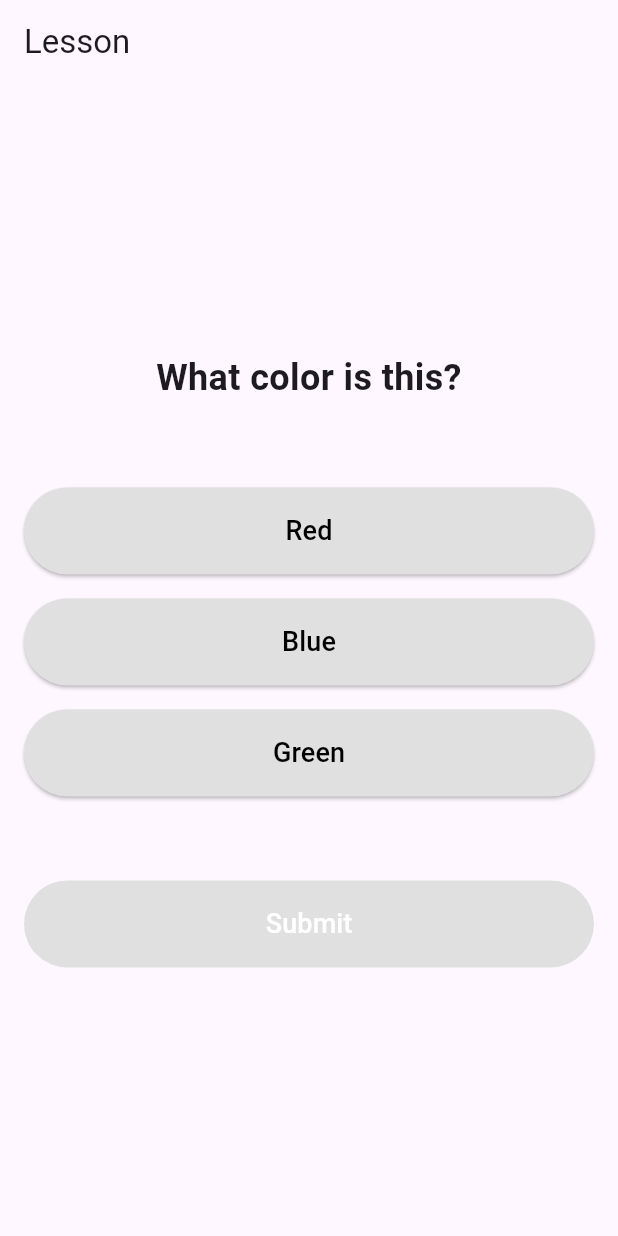
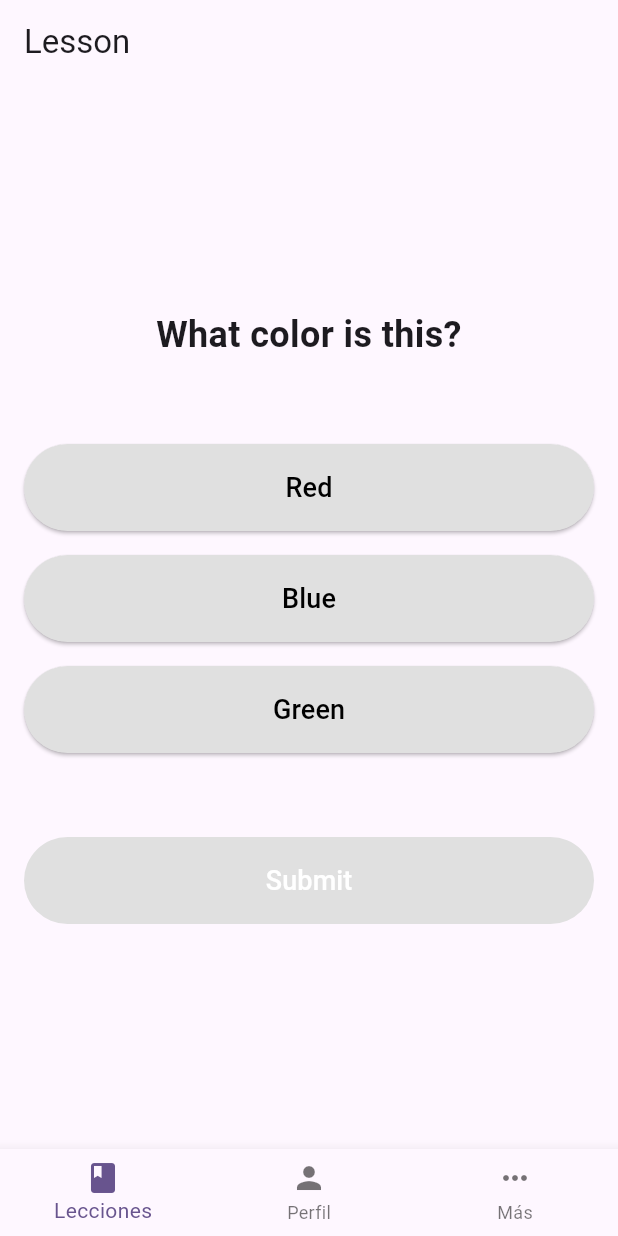
Before and after one commit to anvacode/english-ai-learning-app, a Flutter app: the screen it shows after launch, on a phone screen of 412 x 824 dp. Run offline on Flutter 3.47's test engine with Material 3 defaults, Android fonts, the phone set to English and light mode, and no system bars; our stand-ins replace shared_preferences.

Commit message:
Add base navigation architecture with HomeScreen and tabs

```diff
--- a/lib/main.dart
+++ b/lib/main.dart
@@ -1,8 +1,7 @@
 import 'package:flutter/material.dart';
 import 'logic/student_service.dart';
 import 'models/student.dart';
-import 'screens/lesson_screen.dart';
-import 'data/lessons_data.dart';
+import 'screens/home_screen.dart';
 
 void main() {
   runApp(const MyApp());
@@ -64,19 +63,9 @@ class _StudentInitializerState extends State<StudentInitializer> {
         }
 
         final student = snapshot.data!;
-        final firstLesson = lessonsList.isNotEmpty ? lessonsList[0] : null;
 
-        if (firstLesson == null) {
-          return Scaffold(
-            appBar: AppBar(title: const Text('Error')),
-            body: const Center(
-              child: Text('No lessons available'),
-            ),
-          );
-        }
-
-        // Navegar automáticamente a la lección
-        return LessonScreen(lesson: firstLesson);
+        // Navegar a la pantalla principal con navegación
+        return const HomeScreen();
       },
     );
   }
--- /dev/null
+++ b/lib/screens/home_screen.dart
@@ -0,0 +1,50 @@
+import 'package:flutter/material.dart';
+import 'lessons_screen.dart';
+import 'profile_screen.dart';
+import 'more_screen.dart';
+
+class HomeScreen extends StatefulWidget {
+  const HomeScreen({super.key});
+
+  @override
+  State<HomeScreen> createState() => _HomeScreenState();
+}
+
+class _HomeScreenState extends State<HomeScreen> {
+  int _currentIndex = 0;
+
+  final List<Widget> _screens = [
+    const LessonsScreen(),
+    const ProfileScreen(),
+    const MoreScreen(),
+  ];
+
+  @override
+  Widget build(BuildContext context) {
+    return Scaffold(
+      body: _screens[_currentIndex],
+      bottomNavigationBar: BottomNavigationBar(
+        currentIndex: _currentIndex,
+        onTap: (index) {
+          setState(() {
+            _currentIndex = index;
+          });
+        },
+        items: const [
+          BottomNavigationBarItem(
+            icon: Icon(Icons.book),
+            label: 'Lecciones',
+          ),
+          BottomNavigationBarItem(
+            icon: Icon(Icons.person),
+            label: 'Perfil',
+          ),
+          BottomNavigationBarItem(
+            icon: Icon(Icons.more_horiz),
+            label: 'Más',
+          ),
+        ],
+      ),
+    );
+  }
+}
--- /dev/null
+++ b/lib/screens/lessons_screen.dart
@@ -0,0 +1,23 @@
+import 'package:flutter/material.dart';
+import '../data/lessons_data.dart';
+import 'lesson_screen.dart';
+
+class LessonsScreen extends StatelessWidget {
+  const LessonsScreen({super.key});
+
+  @override
+  Widget build(BuildContext context) {
+    final firstLesson = lessonsList.isNotEmpty ? lessonsList[0] : null;
+
+    if (firstLesson == null) {
+      return Scaffold(
+        appBar: AppBar(title: const Text('Lecciones')),
+        body: const Center(
+          child: Text('No lessons available'),
+        ),
+      );
+    }
+
+    return LessonScreen(lesson: firstLesson);
+  }
+}
```
Also changed, not shown: lib/screens/more_screen.dart (added, +18 -0 lines), lib/screens/profile_screen.dart (added, +18 -0 lines).
